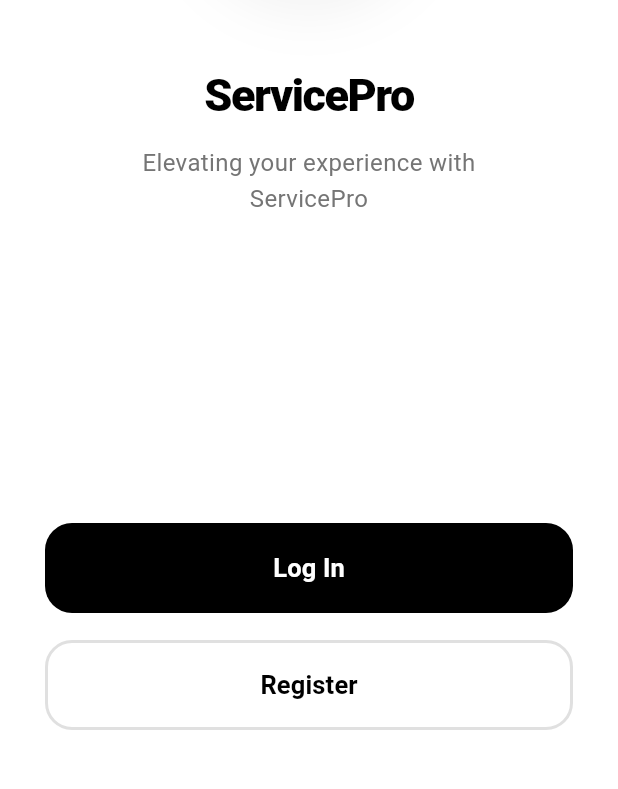
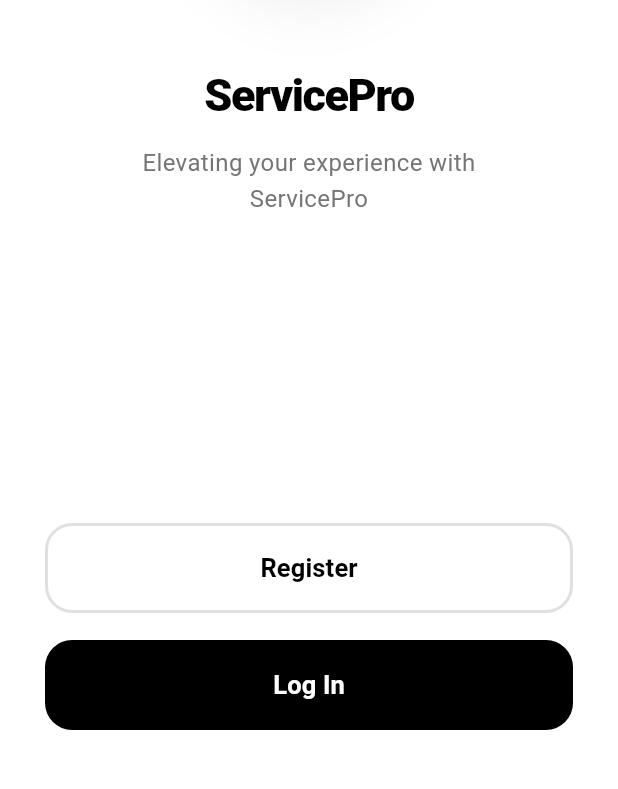
Before and after one commit to RooksBrooksIT/rooks_white_label_app, a Flutter app: the screen it shows after launch, on a phone screen of 412 x 824 dp, the part 446-1235 px from its top. Run offline on Flutter 3.47's test engine with Material 3 defaults, Android fonts, the phone set to English and light mode, and no system bars; our stand-ins replace cloud_firestore, firebase_auth, firebase_core, firebase_messaging, firebase_storage, flutter_colorpicker and 8 more; missing offline and left inert: flutter_stripe, mobile_scanner; accounts and stored records are empty.

Commit message:
correction work today commit -sharan

```diff
--- a/lib/frontend/screens/auth_selection_screen.dart
+++ b/lib/frontend/screens/auth_selection_screen.dart
@@ -177,18 +177,6 @@ class _AuthSelectionScreenState extends State<AuthSelectionScreen>
                       Column(
                         children: [
                           _buildButton(
-                            label: 'Log In',
-                            color: Colors.black,
-                            textColor: Colors.white,
-                            onPressed: () => Navigator.push(
-                              context,
-                              MaterialPageRoute(
-                                builder: (_) => const AppMainPage(),
-                              ),
-                            ),
-                          ),
-                          const SizedBox(height: 18),
-                          _buildButton(
                             label: 'Register',
                             color: Colors.white,
                             textColor: Colors.black,
@@ -201,6 +189,18 @@ class _AuthSelectionScreenState extends State<AuthSelectionScreen>
                             ),
                           ),
                         ],
+                      ),
+                      const SizedBox(height: 18),
+                      _buildButton(
+                        label: 'Log In',
+                        color: Colors.black,
+                        textColor: Colors.white,
+                        onPressed: () => Navigator.push(
+                          context,
+                          MaterialPageRoute(
+                            builder: (_) => const AppMainPage(),
+                          ),
+                        ),
                       ),
                       const SizedBox(height: 40),
                     ],
```
Also changed, not shown: 1 other file.
